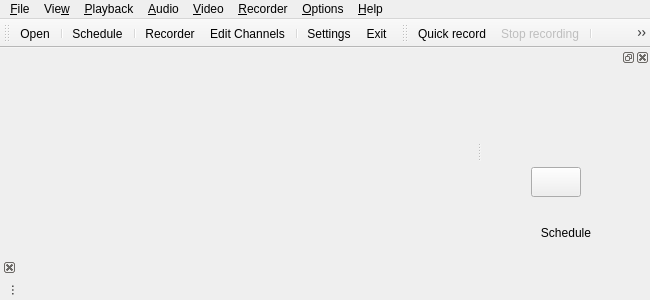
Above: src/ui/MainWindow.ui from ntadej/tano before the change. Below: the same form after it.
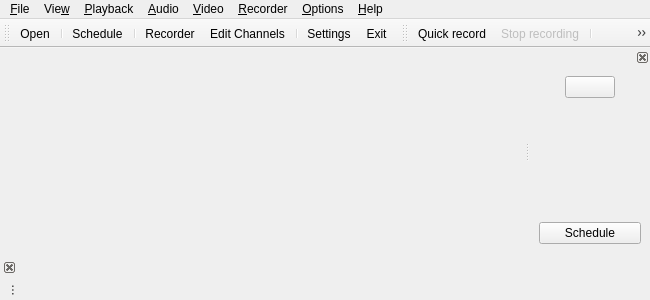
That is the form after the change. The open tabs and pages were chosen to show the change. Icons and pictures are not drawn. Custom widgets are drawn as their Qt base class.

```diff
--- a/src/ui/MainWindow.ui
+++ b/src/ui/MainWindow.ui
@@ -28,11 +28,7 @@
        <number>2</number>
       </property>
       <widget class="QWidget" name="pageMain">
-       <layout class="QVBoxLayout" name="verticalLayout_6">
-        <item>
-         <widget class="QWidget" name="blank" native="true"/>
-        </item>
-       </layout>
+       <layout class="QVBoxLayout" name="verticalLayout_6"/>
       </widget>
       <widget class="QWidget" name="pagePlayback">
        <layout class="QVBoxLayout" name="verticalLayout_12">
@@ -227,6 +223,9 @@
    <addaction name="actionRecordTimer"/>
   </widget>
   <widget class="QDockWidget" name="dockInfo">
+   <property name="features">
+    <set>QDockWidget::DockWidgetClosable</set>
+   </property>
    <attribute name="dockWidgetArea">
     <number>2</number>
    </attribute>
@@ -243,27 +242,7 @@
        <widget class="QWidget" name="pagePlaylist">
         <layout class="QVBoxLayout" name="verticalLayout_4">
          <item>
-          <widget class="PlaylistDisplayWidget" name="playlistWidget" native="true"/>
-         </item>
-         <item>
-          <widget class="QWidget" name="dockTitlePlaylist" native="true">
-           <layout class="QHBoxLayout" name="horizontalLayout">
-            <item>
-             <spacer name="horizontalSpacer_3">
-              <property name="orientation">
-               <enum>Qt::Horizontal</enum>
-              </property>
-              <property name="sizeType">
-               <enum>QSizePolicy::Fixed</enum>
-              </property>
-              <property name="sizeHint" stdset="0">
-               <size>
-                <width>5</width>
-                <height>0</height>
-               </size>
-              </property>
-             </spacer>
-            </item>
+          <layout class="QHBoxLayout" name="horizontalLayout_4">
             <item>
              <widget class="QLabel" name="labelPlaylistIcon">
               <property name="sizePolicy">
@@ -280,19 +259,6 @@
             <item>
              <widget class="QLabel" name="labelPlaylistName"/>
             </item>
-            <item>
-             <spacer name="horizontalSpacer">
-              <property name="orientation">
-               <enum>Qt::Horizontal</enum>
-              </property>
-              <property name="sizeHint" stdset="0">
-               <size>
-                <width>0</width>
-                <height>0</height>
-               </size>
-              </property>
-             </spacer>
-            </item>
             <item>
              <widget class="QPushButton" name="buttonPlaylistSearch">
               <property name="minimumSize">
@@ -314,44 +280,6 @@
              </widget>
             </item>
             <item>
-             <spacer name="horizontalSpacer_2">
-              <property name="orientation">
-               <enum>Qt::Horizontal</enum>
-              </property>
-              <property name="sizeType">
-               <enum>QSizePolicy::Fixed</enum>
-              </property>
-              <property name="sizeHint" stdset="0">
-               <size>
-                <width>5</width>
-                <height>0</height>
-               </size>
-              </property>
-             </spacer>
-            </item>
-            <item>
-             <layout class="QHBoxLayout" name="horizontalLayout_2">
-              <property name="spacing">
-               <number>0</number>
-              </property>
-              <item>
-               <widget class="QPushButton" name="buttonPlaylistUndock">
-                <property name="maximumSize">
-                 <size>
-                  <width>20</width>
-                  <height>20</height>
-                 </size>
-                </property>
-                <property name="icon">
-                 <iconset resource="../../data/icons.qrc">
-                  <normaloff>:/icons/16x16/undock.png</normaloff>:/icons/16x16/undock.png</iconset>
-                </property>
-                <property name="flat">
-                 <bool>true</bool>
-                </property>
-               </widget>
-              </item>
-              <item>
                <widget class="QPushButton" name="buttonPlaylistClose">
                 <property name="maximumSize">
                  <size>
@@ -370,7 +298,17 @@
               </item>
              </layout>
             </item>
-           </layout>
+         <item>
+          <widget class="PlaylistDisplayWidget" name="playlistWidget" native="true"/>
+         </item>
+         <item>
+          <widget class="QWidget" name="blank" native="true">
+           <property name="maximumSize">
+            <size>
+             <width>1</width>
+             <height>1</height>
+            </size>
+           </property>
           </widget>
          </item>
          <item>
@@ -382,9 +320,6 @@
             <iconset resource="../../data/icons.qrc">
              <normaloff>:/icons/16x16/calendar.png</normaloff>:/icons/16x16/calendar.png</iconset>
            </property>
-           <property name="flat">
-            <bool>true</bool>
-           </property>
           </widget>
          </item>
         </layout>
```
Left out of the diff: 117 changed lines with no effect on the pictures. Lines whose indentation alone changed are shown as unchanged.
